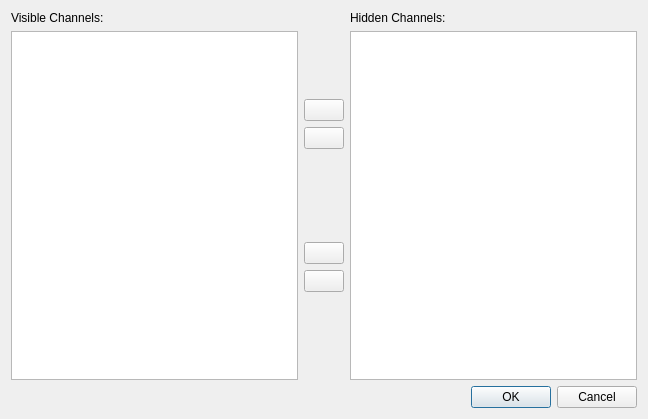
Old version of the form src/channeleditor.ui in the repository rweather/tvguide.
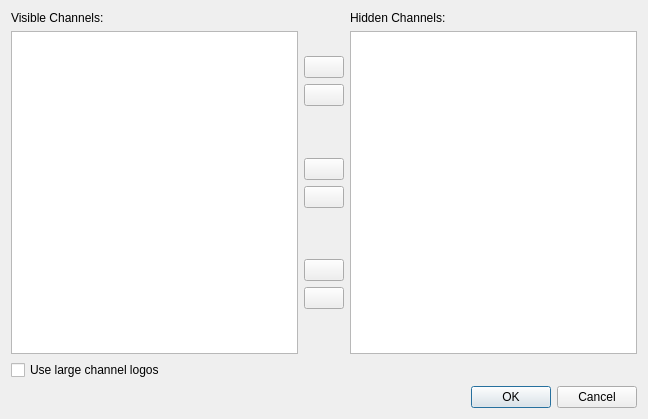
New version of the form. Icons and pictures are not drawn.

Commit message: Add the ability to set channel icons

The edit to the form file:
```diff
--- a/src/channeleditor.ui
+++ b/src/channeleditor.ui
@@ -89,6 +89,47 @@
          </property>
         </widget>
        </item>
+       <item>
+        <spacer name="verticalSpacer_4">
+         <property name="orientation">
+          <enum>Qt::Vertical</enum>
+         </property>
+         <property name="sizeHint" stdset="0">
+          <size>
+           <width>20</width>
+           <height>40</height>
+          </size>
+         </property>
+        </spacer>
+       </item>
+       <item>
+        <widget class="QPushButton" name="setIconButton">
+         <property name="toolTip">
+          <string>Set Channel Logo</string>
+         </property>
+         <property name="text">
+          <string/>
+         </property>
+         <property name="icon">
+          <iconset resource="tvguide.qrc">
+           <normaloff>:/images/document-open.png</normaloff>:/images/document-open.png</iconset>
+         </property>
+        </widget>
+       </item>
+       <item>
+        <widget class="QPushButton" name="removeIconButton">
+         <property name="toolTip">
+          <string>Remove Channel Logo</string>
+         </property>
+         <property name="text">
+          <string/>
+         </property>
+         <property name="icon">
+          <iconset resource="tvguide.qrc">
+           <normaloff>:/images/edit-delete.png</normaloff>:/images/edit-delete.png</iconset>
+         </property>
+        </widget>
+       </item>
        <item>
         <spacer name="verticalSpacer_3">
          <property name="orientation">
@@ -97,7 +138,7 @@
          <property name="sizeHint" stdset="0">
           <size>
            <width>20</width>
-           <height>40</height>
+           <height>18</height>
           </size>
          </property>
         </spacer>
@@ -177,6 +218,13 @@
      </item>
     </layout>
    </item>
+   <item>
+    <widget class="QCheckBox" name="largeIcons">
+     <property name="text">
+      <string>Use large channel logos</string>
+     </property>
+    </widget>
+   </item>
    <item>
     <widget class="QDialogButtonBox" name="buttonBox">
      <property name="orientation">
```
Left out of the diff: 3 changed lines with no effect on the pictures. The commit also changes 13 other files.
